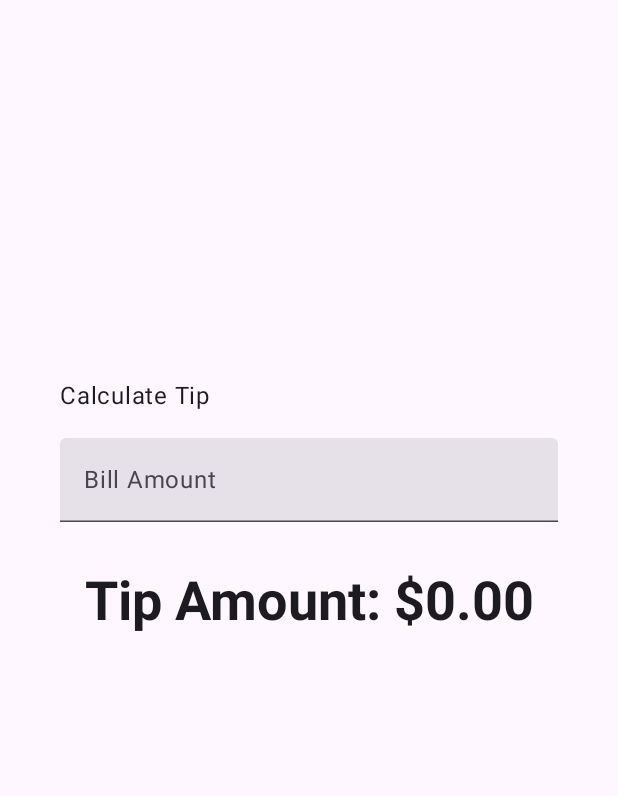
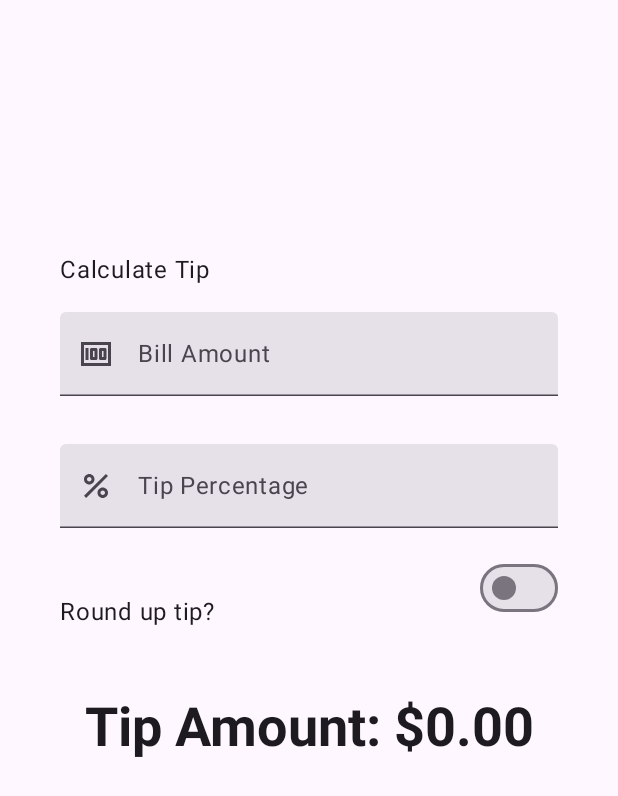
Before and after one commit to JohannTML07/ProgramacionMovil1, an Android app built with Jetpack Compose: the screen it shows after launch (MainActivity), on a phone screen of 412 x 824 dp. Shown: the top 796 px of the screen. Run offline under Robolectric (Android 15) with nearby library versions, the phone set to English and light mode, and no system bars.

Commit message:
Actualización para modo vertical e iconos en cajas de texto

```diff
--- a/TipCalculator/app/src/main/java/com/example/tiptime/MainActivity.kt
+++ b/TipCalculator/app/src/main/java/com/example/tiptime/MainActivity.kt
@@ -19,6 +19,8 @@ import android.annotation.SuppressLint
 import android.os.Bundle
 import androidx.activity.ComponentActivity
 import androidx.activity.compose.setContent
+import androidx.annotation.DrawableRes
+import androidx.annotation.StringRes
 import androidx.compose.foundation.layout.Arrangement
 import androidx.compose.foundation.layout.Column
 import androidx.compose.foundation.layout.Spacer
@@ -44,7 +46,17 @@ import androidx.compose.runtime.remember
 import androidx.compose.runtime.getValue
 import androidx.compose.runtime.setValue
 import androidx.compose.foundation.text.KeyboardOptions
+import androidx.compose.ui.text.input.ImeAction
 import androidx.compose.ui.text.input.KeyboardType
+import androidx.compose.foundation.layout.Row
+import androidx.compose.foundation.layout.size
+import androidx.compose.foundation.layout.wrapContentWidth
+import androidx.compose.foundation.rememberScrollState
+import androidx.compose.foundation.verticalScroll
+import androidx.compose.material3.Icon
+import androidx.compose.material3.Switch
+import androidx.compose.ui.res.painterResource
+
 
 class MainActivity : ComponentActivity() {
     override fun onCreate(savedInstanceState: Bundle?) {
@@ -65,11 +77,17 @@ class MainActivity : ComponentActivity() {
 
 @Composable
 fun TipTimeLayout() {
-    var amountInput by remember { mutableStateOf("") } /*variable mutable*/
+    var amountInput by remember { mutableStateOf("") }
+    var tipInput by remember { mutableStateOf("") }
     val amount = amountInput.toDoubleOrNull() ?: 0.0
-    val tip = calculateTip(amount)
+    val tipPercent = tipInput.toDoubleOrNull() ?: 0.0
+    var roundUp by remember { mutableStateOf(false) }
+
+    val tip = calculateTip(amount, tipPercent, roundUp)
     Column(
-        modifier = Modifier.padding(40.dp),
+        modifier = Modifier
+            .padding(40.dp)
+            .verticalScroll(rememberScrollState()),
         horizontalAlignment = Alignment.CenterHorizontally,
         verticalArrangement = Arrangement.Center
     ) {
@@ -80,11 +98,33 @@ fun TipTimeLayout() {
                 .align(alignment = Alignment.Start)
         )
         EditNumberField(
+            label = R.string.bill_amount,
+            leadingIcon = R.drawable.money,
+            keyboardOptions = KeyboardOptions.Default.copy(
+                keyboardType = KeyboardType.Number,
+                imeAction = ImeAction.Next),
             value = amountInput,
-            onValueChange = { amountInput = it },
+            onValueChanged = { amountInput = it },
             modifier = Modifier
                 .padding(bottom = 32.dp)
                 .fillMaxWidth()
+        )
+        EditNumberField(
+            label = R.string.how_was_the_service,
+            leadingIcon = R.drawable.percent,
+            keyboardOptions = KeyboardOptions.Default.copy(
+                keyboardType = KeyboardType.Number,
+                imeAction = ImeAction.Done),
+            value = tipInput,
+            onValueChanged = { tipInput = it },
+            modifier = Modifier
+                .padding(bottom = 32.dp)
+                .fillMaxWidth()
+        )
+        RoundTheTipRow(
+            roundUp = roundUp,
+            onRoundUpChanged = { roundUp = it },
+            modifier = Modifier.padding(bottom = 32.dp)
         )
         Text(
             text = stringResource(R.string.tip_amount, tip),
@@ -95,17 +135,42 @@ fun TipTimeLayout() {
 }
 
 @Composable
-fun EditNumberField(value: String,
-                    onValueChange: (String) -> Unit,
+fun EditNumberField(@StringRes label: Int,
+                    @DrawableRes leadingIcon: Int,
+                    keyboardOptions: KeyboardOptions,
+                    value: String,
+                    onValueChanged: (String) -> Unit,
                     modifier: Modifier = Modifier) {
     TextField(
         value = value,
-        onValueChange = onValueChange,
-        label = { Text(stringResource(R.string.bill_amount)) },
+        leadingIcon = { Icon(painter = painterResource(id = leadingIcon), null) },
+        onValueChange = onValueChanged,
+        label = { Text(stringResource(label)) },
         singleLine = true,
-        keyboardOptions = KeyboardOptions(keyboardType = KeyboardType.Number),
+        modifier = modifier,
+        keyboardOptions = keyboardOptions
+    )
+}
+
+@Composable
+fun RoundTheTipRow(roundUp: Boolean,
+                   onRoundUpChanged: (Boolean) -> Unit,
+                   modifier: Modifier = Modifier) {
+    Row(
         modifier = modifier
-    )
+            .fillMaxWidth()
+            .size(48.dp),
+        verticalAlignment = Alignment.CenterVertically
+    ) {
+        Text(text = stringResource(R.string.round_up_tip))
+        Switch(
+            modifier = modifier
+                .fillMaxWidth()
+                .wrapContentWidth(Alignment.End),
+            checked = roundUp,
+            onCheckedChange = onRoundUpChanged,
+        )
+    }
 }
 
 /**
@@ -113,8 +178,12 @@ fun EditNumberField(value: String,
  * according to the local currency.
  * Example would be "$10.00".
  */
-private fun calculateTip(amount: Double, tipPercent: Double = 15.0): String {
-    val tip = tipPercent / 100 * amount
+private fun calculateTip(amount: Double, tipPercent: Double = 15.0,
+                         roundUp: Boolean): String {
+    var tip = tipPercent / 100 * amount
+    if(roundUp){
+        tip = kotlin.math.ceil(tip)
+    }
     return NumberFormat.getCurrencyInstance().format(tip)
 }
 
--- a/TipCalculator/app/src/main/res/values/strings.xml
+++ b/TipCalculator/app/src/main/res/values/strings.xml
@@ -19,4 +19,6 @@
     <string name="calculate_tip">Calculate Tip</string>
     <string name="bill_amount">Bill Amount</string>
     <string name="tip_amount">Tip Amount: %s</string>
+    <string name="how_was_the_service">Tip Percentage</string>
+    <string name="round_up_tip">Round up tip?</string>
 </resources>
```
